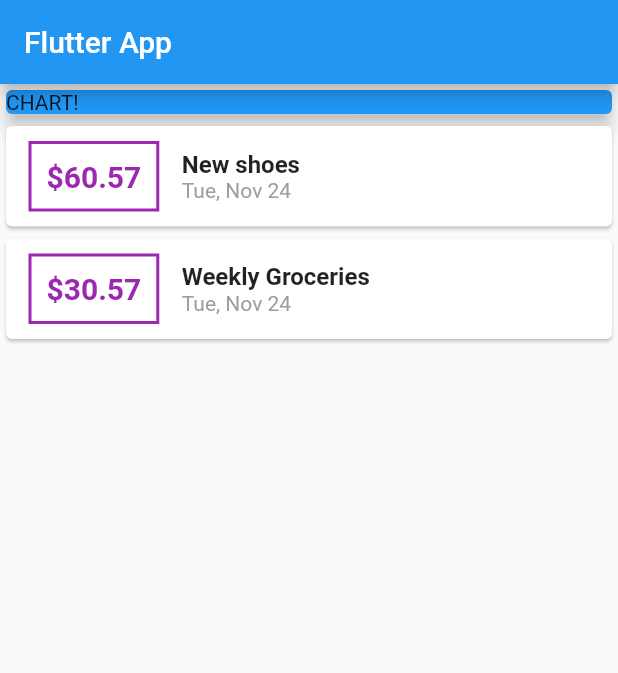
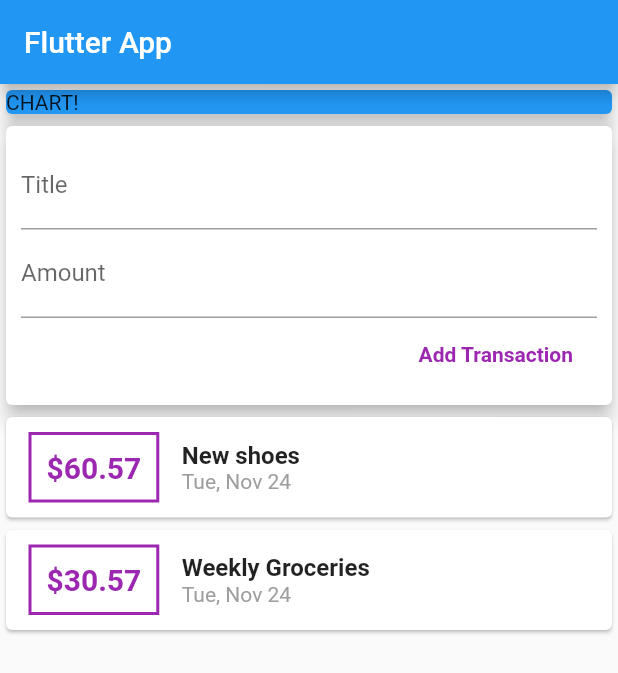
Before and after one commit to andreisas06/personal-expenses-app, a Flutter app: the screen it shows after launch, on a phone screen of 412 x 824 dp. Shown: the top 673 px of the screen. Run offline on Flutter 3.47's test engine with Material 2 defaults, Android fonts, the phone set to English and light mode, and no system bars.

Commit message:
added input field

```diff
--- a/lib/main.dart
+++ b/lib/main.dart
@@ -25,6 +25,12 @@ class MyHomePage extends StatelessWidget {
         date: DateTime.now())
   ];
 
+  // String titleInput;
+  // String amountInput;
+
+  final titleController = TextEditingController();
+  final amountController = TextEditingController();
+
   @override
   Widget build(BuildContext context) {
     return Scaffold(
@@ -43,7 +49,42 @@ class MyHomePage extends StatelessWidget {
                 elevation: 5,
               ),
             ),
-
+            Card(
+              elevation: 5,
+              child: Container(
+                padding: EdgeInsets.all(10),
+                child: Column(
+                  crossAxisAlignment: CrossAxisAlignment.end,
+                  children: [
+                    TextField(
+                      decoration: InputDecoration(labelText: 'Title'),
+                      controller: titleController,
+                      // onChanged: (val) {
+                      //   titleInput = val;
+                      // },
+                    ),
+                    TextField(
+                      decoration: InputDecoration(labelText: 'Amount'),
+                      controller: amountController,
+                      // onChanged: (val) {
+                      //   amountInput = val;
+                      // },
+                    ),
+                    FlatButton(
+                      child: Text(
+                        'Add Transaction',
+                        style: TextStyle(fontWeight: FontWeight.bold),
+                      ),
+                      textColor: Colors.purple,
+                      onPressed: () {
+                        print(titleController.text);
+                        print(amountController.text);
+                      },
+                    )
+                  ],
+                ),
+              ),
+            ),
             Column(
               children: transactions.map((tx) {
                 return Card(
```
